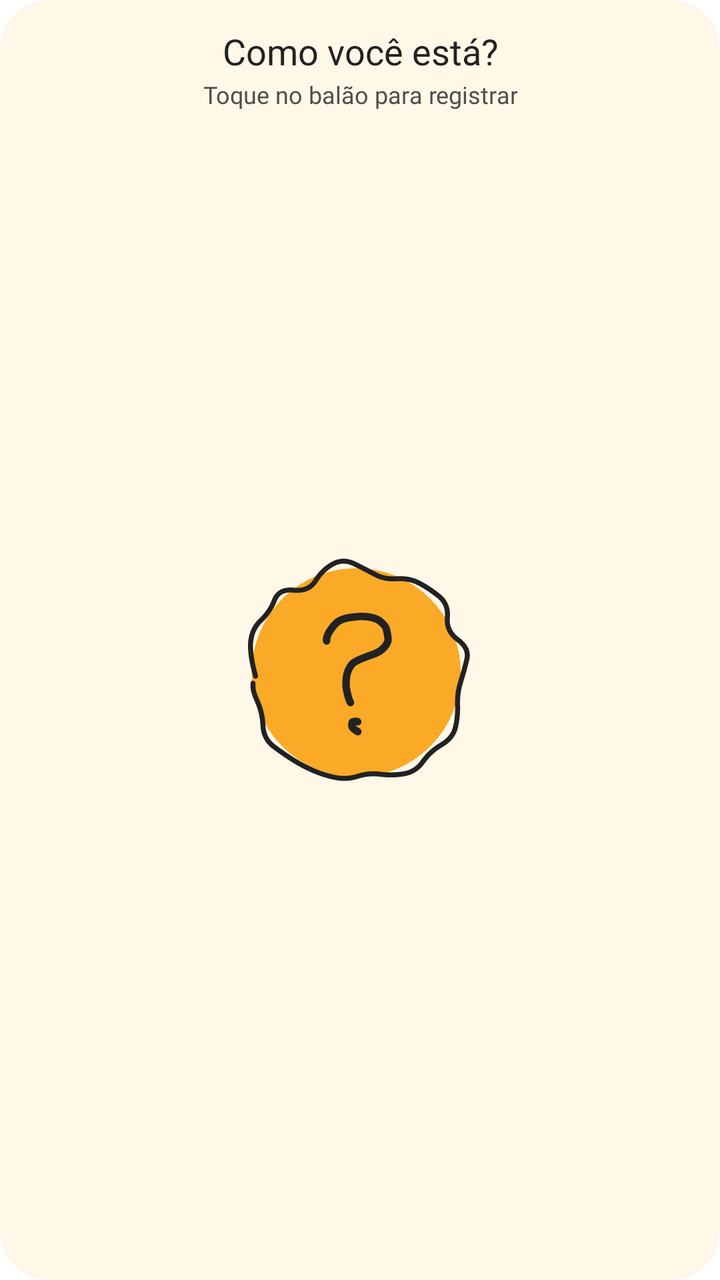
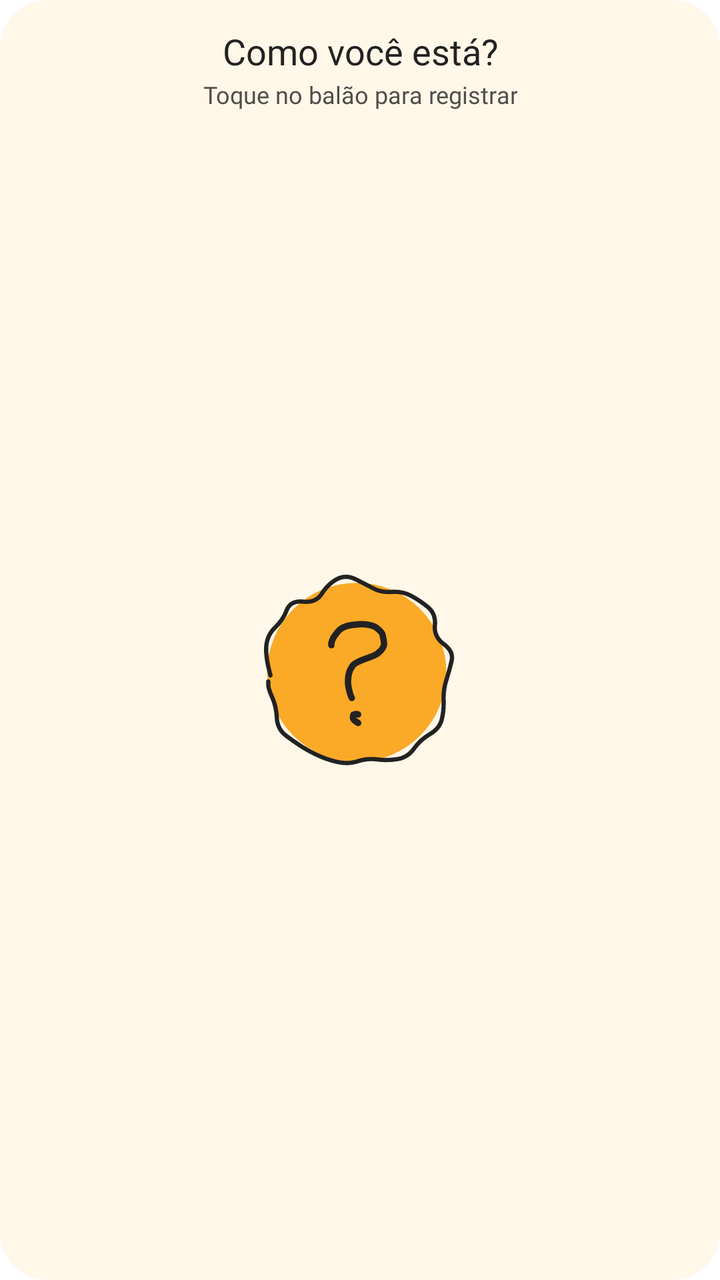

An Android layout rendered at two revisions. The XML below is the earlier revision; the diff shows what the commit changed to produce the second picture.
<!-- AndroidManifest.xml: fallback theme Theme.MaterialComponents.DayNight.NoActionBar -->
<!-- res/layout/consi_widget_grande.xml -->
<?xml version="1.0" encoding="utf-8"?>
<FrameLayout xmlns:android="http://schemas.android.com/apk/res/android"
  android:id="@android:id/background"
  android:layout_width="match_parent"
  android:layout_height="match_parent"
  android:background="@drawable/consi_widget_fundo"
  android:clipToOutline="true"
  android:padding="16dp">
  <LinearLayout android:id="@+id/inicio" android:layout_width="match_parent" android:layout_height="match_parent" android:orientation="vertical" android:gravity="center_horizontal">
    <TextView android:id="@+id/inicio_titulo" android:layout_width="wrap_content" android:layout_height="wrap_content" android:fontFamily="@font/consi_widget_flare_semibold" android:textSize="18sp" android:textColor="@color/consi_widget_texto" android:includeFontPadding="false" android:maxLines="1" android:ellipsize="end" android:gravity="center" android:text="Como você está?"/>
    <TextView android:id="@+id/inicio_dica" android:layout_width="wrap_content" android:layout_height="wrap_content" android:fontFamily="@font/consi_widget_sans_book" android:textSize="12sp" android:textColor="@color/consi_widget_texto_2" android:includeFontPadding="false" android:maxLines="1" android:ellipsize="end" android:gravity="center" android:layout_marginTop="4dp" android:text="Toque no balão para registrar"/>
    <FrameLayout android:layout_width="match_parent" android:layout_height="0dp" android:layout_weight="1" android:layout_marginTop="12dp" android:layout_marginBottom="12dp">
      <ImageView android:id="@+id/inicio_balao" android:layout_width="112dp" android:layout_height="112dp" android:scaleType="fitCenter" android:src="@drawable/consi_emocao_vazio" android:layout_gravity="center" android:contentDescription="Registrar uma emoção"/>
    </FrameLayout>
    <LinearLayout android:id="@+id/etiquetas_1" android:layout_width="wrap_content" android:layout_height="wrap_content" android:orientation="horizontal" android:gravity="center">
      <LinearLayout android:id="@+id/p0" android:layout_width="wrap_content" android:layout_height="28dp" android:orientation="horizontal" android:gravity="center_vertical" android:paddingStart="8dp" android:paddingEnd="12dp" android:background="@drawable/consi_widget_etiqueta" android:visibility="gone" >
        <ImageView android:id="@+id/p0_balao" android:layout_width="16dp" android:layout_height="16dp" android:scaleType="fitCenter" android:src="@drawable/consi_emocao_vazio" android:layout_marginEnd="6dp" android:importantForAccessibility="no"/>
        <TextView android:id="@+id/p0_texto" android:layout_width="wrap_content" android:layout_height="wrap_content" android:fontFamily="@font/consi_widget_sans_medium" android:textSize="14sp" android:textColor="@color/consi_widget_texto" android:includeFontPadding="false" android:maxLines="1" android:ellipsize="end" android:gravity="center" />
      </LinearLayout>
      <LinearLayout android:id="@+id/p1" android:layout_width="wrap_content" android:layout_height="28dp" android:orientation="horizontal" android:gravity="center_vertical" android:paddingStart="8dp" android:paddingEnd="12dp" android:background="@drawable/consi_widget_etiqueta" android:visibility="gone" android:layout_marginStart="8dp">
        <ImageView android:id="@+id/p1_balao" android:layout_width="16dp" android:layout_height="16dp" android:scaleType="fitCenter" android:src="@drawable/consi_emocao_vazio" android:layout_marginEnd="6dp" android:importantForAccessibility="no"/>
        <TextView android:id="@+id/p1_texto" android:layout_width="wrap_content" android:layout_height="wrap_content" android:fontFamily="@font/consi_widget_sans_medium" android:textSize="14sp" android:textColor="@color/consi_widget_texto" android:includeFontPadding="false" android:maxLines="1" android:ellipsize="end" android:gravity="center" />
      </LinearLayout>
    </LinearLayout>
    <LinearLayout android:id="@+id/etiquetas_2" android:layout_width="wrap_content" android:layout_height="wrap_content" android:layout_marginTop="8dp" android:orientation="horizontal" android:gravity="center">
      <LinearLayout android:id="@+id/p2" android:layout_width="wrap_content" android:layout_height="28dp" android:orientation="horizontal" android:gravity="center_vertical" android:paddingStart="8dp" android:paddingEnd="12dp" android:background="@drawable/consi_widget_etiqueta" android:visibility="gone" >
        <ImageView android:id="@+id/p2_balao" android:layout_width="16dp" android:layout_height="16dp" android:scaleType="fitCenter" android:src="@drawable/consi_emocao_vazio" android:layout_marginEnd="6dp" android:importantForAccessibility="no"/>
        <TextView android:id="@+id/p2_texto" android:layout_width="wrap_content" android:layout_height="wrap_content" android:fontFamily="@font/consi_widget_sans_medium" android:textSize="14sp" android:textColor="@color/consi_widget_texto" android:includeFontPadding="false" android:maxLines="1" android:ellipsize="end" android:gravity="center" />
      </LinearLayout>
    </LinearLayout>
  </LinearLayout>
  <LinearLayout android:id="@+id/escolha" android:layout_width="match_parent" android:layout_height="match_parent" android:orientation="vertical" android:visibility="gone">
    <LinearLayout android:layout_width="match_parent" android:layout_height="wrap_content" android:orientation="horizontal" android:gravity="center_vertical">
      <TextView android:id="@+id/escolha_titulo" android:layout_height="wrap_content" android:fontFamily="@font/consi_widget_flare_semibold" android:textSize="18sp" android:textColor="@color/consi_widget_texto" android:includeFontPadding="false" android:maxLines="1" android:ellipsize="end" android:layout_width="0dp" android:layout_weight="1" android:gravity="start" android:text="Como você está agora?"/>
      <ImageView android:id="@+id/fechar" android:layout_width="40dp" android:layout_height="40dp" android:padding="8dp" android:src="@drawable/consi_widget_fechar" android:contentDescription="Voltar" />
    </LinearLayout>
    <FrameLayout android:layout_width="match_parent" android:layout_height="0dp" android:layout_weight="1" android:layout_marginTop="8dp">
      <FrameLayout android:layout_width="300dp" android:layout_height="250dp" android:layout_gravity="center">
        <ImageView android:id="@+id/e0" android:layout_width="44dp" android:layout_height="44dp" android:scaleType="fitCenter" android:src="@drawable/consi_emocao_vazio" android:layout_gravity="top|start" android:layout_marginStart="153dp" android:layout_marginTop="0dp"/>
        <ImageView android:id="@+id/e1" android:layout_width="44dp" android:layout_height="44dp" android:scaleType="fitCenter" android:src="@drawable/consi_emocao_vazio" android:layout_gravity="top|start" android:layout_marginStart="238dp" android:layout_marginTop="29dp"/>
        <ImageView android:id="@+id/e2" android:layout_width="44dp" android:layout_height="44dp" android:scaleType="fitCenter" android:src="@drawable/consi_emocao_vazio" android:layout_gravity="top|start" android:layout_marginStart="80dp" android:layout_marginTop="35dp"/>
        <ImageView android:id="@+id/e3" android:layout_width="44dp" android:layout_height="44dp" android:scaleType="fitCenter" android:src="@drawable/consi_emocao_vazio" android:layout_gravity="top|start" android:layout_marginStart="1dp" android:layout_marginTop="58dp"/>
        <ImageView android:id="@+id/e4" android:layout_width="44dp" android:layout_height="44dp" android:scaleType="fitCenter" android:src="@drawable/consi_emocao_vazio" android:layout_gravity="top|start" android:layout_marginStart="159dp" android:layout_marginTop="60dp"/>
        <ImageView android:id="@+id/e5" android:layout_width="44dp" android:layout_height="44dp" android:scaleType="fitCenter" android:src="@drawable/consi_emocao_vazio" android:layout_gravity="top|start" android:layout_marginStart="248dp" android:layout_marginTop="89dp"/>
        <ImageView android:id="@+id/e6" android:layout_width="44dp" android:layout_height="44dp" android:scaleType="fitCenter" android:src="@drawable/consi_emocao_vazio" android:layout_gravity="top|start" android:layout_marginStart="89dp" android:layout_marginTop="95dp"/>
        <ImageView android:id="@+id/e7" android:layout_width="44dp" android:layout_height="44dp" android:scaleType="fitCenter" android:src="@drawable/consi_emocao_vazio" android:layout_gravity="top|start" android:layout_marginStart="0dp" android:layout_marginTop="114dp"/>
        <ImageView android:id="@+id/e8" android:layout_width="44dp" android:layout_height="44dp" android:scaleType="fitCenter" android:src="@drawable/consi_emocao_vazio" android:layout_gravity="top|start" android:layout_marginStart="164dp" android:layout_marginTop="140dp"/>
        <ImageView android:id="@+id/e9" android:layout_width="44dp" android:layout_height="44dp" android:scaleType="fitCenter" android:src="@drawable/consi_emocao_vazio" android:layout_gravity="top|start" android:layout_marginStart="256dp" android:layout_marginTop="143dp"/>
        <ImageView android:id="@+id/e10" android:layout_width="44dp" android:layout_height="44dp" android:scaleType="fitCenter" android:src="@drawable/consi_emocao_vazio" android:layout_gravity="top|start" android:layout_marginStart="63dp" android:layout_marginTop="155dp"/>
        <ImageView android:id="@+id/e11" android:layout_width="44dp" android:layout_height="44dp" android:scaleType="fitCenter" android:src="@drawable/consi_emocao_vazio" android:layout_gravity="top|start" android:layout_marginStart="15dp" android:layout_marginTop="197dp"/>
        <ImageView android:id="@+id/e12" android:layout_width="44dp" android:layout_height="44dp" android:scaleType="fitCenter" android:src="@drawable/consi_emocao_vazio" android:layout_gravity="top|start" android:layout_marginStart="251dp" android:layout_marginTop="197dp"/>
        <ImageView android:id="@+id/e13" android:layout_width="44dp" android:layout_height="44dp" android:scaleType="fitCenter" android:src="@drawable/consi_emocao_vazio" android:layout_gravity="top|start" android:layout_marginStart="147dp" android:layout_marginTop="206dp"/>
      </FrameLayout>
    </FrameLayout>
  </LinearLayout>
  <LinearLayout android:id="@+id/confirmar" android:layout_width="match_parent" android:layout_height="match_parent" android:orientation="vertical" android:visibility="gone">
    <LinearLayout android:layout_width="match_parent" android:layout_height="0dp" android:layout_weight="1" android:orientation="vertical" android:gravity="center">
      <ImageView android:id="@+id/confirmar_balao" android:layout_width="120dp" android:layout_height="120dp" android:scaleType="fitCenter" android:src="@drawable/consi_emocao_vazio" />
      <TextView android:id="@+id/confirmar_nome" android:layout_width="wrap_content" android:layout_height="wrap_content" android:fontFamily="@font/consi_widget_flare_semibold" android:textSize="18sp" android:textColor="@color/consi_widget_texto" android:includeFontPadding="false" android:maxLines="1" android:ellipsize="end" android:gravity="center" android:layout_marginTop="8dp"/>
      <TextView android:id="@+id/confirmar_pergunta" android:layout_width="wrap_content" android:layout_height="wrap_content" android:fontFamily="@font/consi_widget_sans_book" android:textSize="14sp" android:textColor="@color/consi_widget_texto_2" android:includeFontPadding="false" android:maxLines="1" android:ellipsize="end" android:gravity="center" android:layout_marginTop="4dp" android:text="Registrar essa emoção agora?"/>
    </LinearLayout>
    <LinearLayout android:layout_width="match_parent" android:layout_height="wrap_content" android:layout_marginTop="16dp" android:orientation="horizontal">
      <LinearLayout android:id="@+id/confirmar_voltar" android:layout_width="0dp" android:layout_height="48dp" android:orientation="horizontal" android:gravity="center" android:paddingStart="16dp" android:paddingEnd="16dp" android:background="@drawable/consi_widget_botao_secundario" android:layout_weight="1">
        <TextView android:id="@+id/confirmar_voltar_rotulo" android:layout_width="wrap_content" android:layout_height="wrap_content" android:fontFamily="@font/consi_widget_sans_medium" android:textSize="14sp" android:textColor="@color/consi_widget_texto" android:includeFontPadding="false" android:maxLines="1" android:ellipsize="end" android:gravity="center" android:text="Escolher outra"/>
      </LinearLayout>
      <LinearLayout android:id="@+id/confirmar_sim" android:layout_width="0dp" android:layout_height="48dp" android:orientation="horizontal" android:gravity="center" android:paddingStart="16dp" android:paddingEnd="16dp" android:background="@drawable/consi_widget_botao_primario" android:layout_weight="1" android:layout_marginStart="8dp">
        <TextView android:id="@+id/confirmar_sim_rotulo" android:layout_width="wrap_content" android:layout_height="wrap_content" android:fontFamily="@font/consi_widget_sans_medium" android:textSize="14sp" android:textColor="@color/consi_widget_botao_texto" android:includeFontPadding="false" android:maxLines="1" android:ellipsize="end" android:gravity="center" android:text="Registrar"/>
      </LinearLayout>
    </LinearLayout>
  </LinearLayout>
</FrameLayout>
<!-- resources referenced by this layout -->
<resources>
  <color name="consi_widget_botao_texto">#161616</color>
  <color name="consi_widget_texto">#222222</color>
  <color name="consi_widget_texto_2">#4D4D4B</color>
  <!-- drawable consi_emocao_vazio: vector/xml drawable (drawable, 8574 chars, omitted) -->
  <!-- drawable consi_widget_botao_primario (drawable) -->
  <?xml version="1.0" encoding="utf-8"?>
  <shape xmlns:android="http://schemas.android.com/apk/res/android" android:shape="rectangle">
    
    <solid android:color="@color/consi_widget_botao" />
    <corners android:radius="999dp" />
  </shape>
  <!-- drawable consi_widget_botao_secundario (drawable) -->
  <?xml version="1.0" encoding="utf-8"?>
  <shape xmlns:android="http://schemas.android.com/apk/res/android" android:shape="rectangle">
    
    <solid android:color="@android:color/transparent" />
    <stroke android:width="1dp" android:color="@color/consi_widget_borda" />
    <corners android:radius="999dp" />
  </shape>
  <!-- drawable consi_widget_etiqueta (drawable) -->
  <?xml version="1.0" encoding="utf-8"?>
  <shape xmlns:android="http://schemas.android.com/apk/res/android" android:shape="rectangle">
    
    <solid android:color="@color/consi_widget_selecionado" />
    <corners android:radius="999dp" />
  </shape>
  <!-- drawable consi_widget_fechar (drawable) -->
  <?xml version="1.0" encoding="utf-8"?>
  <vector xmlns:android="http://schemas.android.com/apk/res/android"
    android:width="24dp"
    android:height="24dp"
    android:viewportWidth="24"
    android:viewportHeight="24">
    <path
      android:pathData="M6,6 L18,18 M18,6 L6,18"
      android:strokeColor="@color/consi_widget_texto"
      android:strokeWidth="2"
      android:strokeLineCap="round" />
  </vector>
  <!-- drawable consi_widget_fundo (drawable) -->
  <?xml version="1.0" encoding="utf-8"?>
  <shape xmlns:android="http://schemas.android.com/apk/res/android" android:shape="rectangle">
    <solid android:color="@color/consi_widget_fundo" />
    <corners android:radius="24dp" />
  </shape>
  <color name="consi_widget_botao">#FAAA27</color>
  <color name="consi_widget_borda">#AB6A0A</color>
  <color name="consi_widget_selecionado">#FDDB94</color>
  <color name="consi_widget_fundo">#FFF7E8</color>
</resources>

<!-- the commit's change to res/layout/consi_widget_grande.xml (unified diff, before → after) -->
@@ -10,7 +10,7 @@
     <TextView android:id="@+id/inicio_titulo" android:layout_width="wrap_content" android:layout_height="wrap_content" android:fontFamily="@font/consi_widget_flare_semibold" android:textSize="18sp" android:textColor="@color/consi_widget_texto" android:includeFontPadding="false" android:maxLines="1" android:ellipsize="end" android:gravity="center" android:text="Como você está?"/>
     <TextView android:id="@+id/inicio_dica" android:layout_width="wrap_content" android:layout_height="wrap_content" android:fontFamily="@font/consi_widget_sans_book" android:textSize="12sp" android:textColor="@color/consi_widget_texto_2" android:includeFontPadding="false" android:maxLines="1" android:ellipsize="end" android:gravity="center" android:layout_marginTop="4dp" android:text="Toque no balão para registrar"/>
     <FrameLayout android:layout_width="match_parent" android:layout_height="0dp" android:layout_weight="1" android:layout_marginTop="12dp" android:layout_marginBottom="12dp">
-      <ImageView android:id="@+id/inicio_balao" android:layout_width="112dp" android:layout_height="112dp" android:scaleType="fitCenter" android:src="@drawable/consi_emocao_vazio" android:layout_gravity="center" android:contentDescription="Registrar uma emoção"/>
+      <ImageView android:id="@+id/inicio_balao" android:layout_width="96dp" android:layout_height="96dp" android:scaleType="fitCenter" android:src="@drawable/consi_emocao_vazio" android:layout_gravity="center" android:contentDescription="Registrar uma emoção"/>
     </FrameLayout>
     <LinearLayout android:id="@+id/etiquetas_1" android:layout_width="wrap_content" android:layout_height="wrap_content" android:orientation="horizontal" android:gravity="center">
       <LinearLayout android:id="@+id/p0" android:layout_width="wrap_content" android:layout_height="28dp" android:orientation="horizontal" android:gravity="center_vertical" android:paddingStart="8dp" android:paddingEnd="12dp" android:background="@drawable/consi_widget_etiqueta" android:visibility="gone" >
@@ -30,40 +30,40 @@
     </LinearLayout>
   </LinearLayout>
   <LinearLayout android:id="@+id/escolha" android:layout_width="match_parent" android:layout_height="match_parent" android:orientation="vertical" android:visibility="gone">
-    <LinearLayout android:layout_width="match_parent" android:layout_height="wrap_content" android:orientation="horizontal" android:gravity="center_vertical">
+    <LinearLayout android:layout_width="match_parent" android:layout_height="40dp" android:orientation="horizontal" android:gravity="center_vertical">
       <TextView android:id="@+id/escolha_titulo" android:layout_height="wrap_content" android:fontFamily="@font/consi_widget_flare_semibold" android:textSize="18sp" android:textColor="@color/consi_widget_texto" android:includeFontPadding="false" android:maxLines="1" android:ellipsize="end" android:layout_width="0dp" android:layout_weight="1" android:gravity="start" android:text="Como você está agora?"/>
       <ImageView android:id="@+id/fechar" android:layout_width="40dp" android:layout_height="40dp" android:padding="8dp" android:src="@drawable/consi_widget_fechar" android:contentDescription="Voltar" />
     </LinearLayout>
-    <FrameLayout android:layout_width="match_parent" android:layout_height="0dp" android:layout_weight="1" android:layout_marginTop="8dp">
-      <FrameLayout android:layout_width="300dp" android:layout_height="250dp" android:layout_gravity="center">
-        <ImageView android:id="@+id/e0" android:layout_width="44dp" android:layout_height="44dp" android:scaleType="fitCenter" android:src="@drawable/consi_emocao_vazio" android:layout_gravity="top|start" android:layout_marginStart="153dp" android:layout_marginTop="0dp"/>
-        <ImageView android:id="@+id/e1" android:layout_width="44dp" android:layout_height="44dp" android:scaleType="fitCenter" android:src="@drawable/consi_emocao_vazio" android:layout_gravity="top|start" android:layout_marginStart="238dp" android:layout_marginTop="29dp"/>
-        <ImageView android:id="@+id/e2" android:layout_width="44dp" android:layout_height="44dp" android:scaleType="fitCenter" android:src="@drawable/consi_emocao_vazio" android:layout_gravity="top|start" android:layout_marginStart="80dp" android:layout_marginTop="35dp"/>
-        <ImageView android:id="@+id/e3" android:layout_width="44dp" android:layout_height="44dp" android:scaleType="fitCenter" android:src="@drawable/consi_emocao_vazio" android:layout_gravity="top|start" android:layout_marginStart="1dp" android:layout_marginTop="58dp"/>
-        <ImageView android:id="@+id/e4" android:layout_width="44dp" android:layout_height="44dp" android:scaleType="fitCenter" android:src="@drawable/consi_emocao_vazio" android:layout_gravity="top|start" android:layout_marginStart="159dp" android:layout_marginTop="60dp"/>
-        <ImageView android:id="@+id/e5" android:layout_width="44dp" android:layout_height="44dp" android:scaleType="fitCenter" android:src="@drawable/consi_emocao_vazio" android:layout_gravity="top|start" android:layout_marginStart="248dp" android:layout_marginTop="89dp"/>
-        <ImageView android:id="@+id/e6" android:layout_width="44dp" android:layout_height="44dp" android:scaleType="fitCenter" android:src="@drawable/consi_emocao_vazio" android:layout_gravity="top|start" android:layout_marginStart="89dp" android:layout_marginTop="95dp"/>
-        <ImageView android:id="@+id/e7" android:layout_width="44dp" android:layout_height="44dp" android:scaleType="fitCenter" android:src="@drawable/consi_emocao_vazio" android:layout_gravity="top|start" android:layout_marginStart="0dp" android:layout_marginTop="114dp"/>
-        <ImageView android:id="@+id/e8" android:layout_width="44dp" android:layout_height="44dp" android:scaleType="fitCenter" android:src="@drawable/consi_emocao_vazio" android:layout_gravity="top|start" android:layout_marginStart="164dp" android:layout_marginTop="140dp"/>
-        <ImageView android:id="@+id/e9" android:layout_width="44dp" android:layout_height="44dp" android:scaleType="fitCenter" android:src="@drawable/consi_emocao_vazio" android:layout_gravity="top|start" android:layout_marginStart="256dp" android:layout_marginTop="143dp"/>
-        <ImageView android:id="@+id/e10" android:layout_width="44dp" android:layout_height="44dp" android:scaleType="fitCenter" android:src="@drawable/consi_emocao_vazio" android:layout_gravity="top|start" android:layout_marginStart="63dp" android:layout_marginTop="155dp"/>
-        <ImageView android:id="@+id/e11" android:layout_width="44dp" android:layout_height="44dp" android:scaleType="fitCenter" android:src="@drawable/consi_emocao_vazio" android:layout_gravity="top|start" android:layout_marginStart="15dp" android:layout_marginTop="197dp"/>
-        <ImageView android:id="@+id/e12" android:layout_width="44dp" android:layout_height="44dp" android:scaleType="fitCenter" android:src="@drawable/consi_emocao_vazio" android:layout_gravity="top|start" android:layout_marginStart="251dp" android:layout_marginTop="197dp"/>
-        <ImageView android:id="@+id/e13" android:layout_width="44dp" android:layout_height="44dp" android:scaleType="fitCenter" android:src="@drawable/consi_emocao_vazio" android:layout_gravity="top|start" android:layout_marginStart="147dp" android:layout_marginTop="206dp"/>
+    <FrameLayout android:id="@+id/escolha_area" android:layout_width="match_parent" android:layout_height="0dp" android:layout_weight="1" android:layout_marginTop="8dp">
+      <FrameLayout android:id="@+id/escolha_nuvem" android:layout_width="240dp" android:layout_height="180dp" android:layout_gravity="center">
+        <ImageView android:id="@+id/e0" android:layout_width="36dp" android:layout_height="36dp" android:scaleType="fitCenter" android:src="@drawable/consi_emocao_vazio" android:layout_gravity="top|start" android:layout_marginStart="122dp" android:layout_marginTop="0dp"/>
+        <ImageView android:id="@+id/e1" android:layout_width="36dp" android:layout_height="36dp" android:scaleType="fitCenter" android:src="@drawable/consi_emocao_vazio" android:layout_gravity="top|start" android:layout_marginStart="190dp" android:layout_marginTop="20dp"/>
+        <ImageView android:id="@+id/e2" android:layout_width="36dp" android:layout_height="36dp" android:scaleType="fitCenter" android:src="@drawable/consi_emocao_vazio" android:layout_gravity="top|start" android:layout_marginStart="64dp" android:layout_marginTop="24dp"/>
+        <ImageView android:id="@+id/e3" android:layout_width="36dp" android:layout_height="36dp" android:scaleType="fitCenter" android:src="@drawable/consi_emocao_vazio" android:layout_gravity="top|start" android:layout_marginStart="1dp" android:layout_marginTop="40dp"/>
+        <ImageView android:id="@+id/e4" android:layout_width="36dp" android:layout_height="36dp" android:scaleType="fitCenter" android:src="@drawable/consi_emocao_vazio" android:layout_gravity="top|start" android:layout_marginStart="127dp" android:layout_marginTop="42dp"/>
+        <ImageView android:id="@+id/e5" android:layout_width="36dp" android:layout_height="36dp" android:scaleType="fitCenter" android:src="@drawable/consi_emocao_vazio" android:layout_gravity="top|start" android:layout_marginStart="197dp" android:layout_marginTop="62dp"/>
+        <ImageView android:id="@+id/e6" android:layout_width="36dp" android:layout_height="36dp" android:scaleType="fitCenter" android:src="@drawable/consi_emocao_vazio" android:layout_gravity="top|start" android:layout_marginStart="71dp" android:layout_marginTop="66dp"/>
+        <ImageView android:id="@+id/e7" android:layout_width="36dp" android:layout_height="36dp" android:scaleType="fitCenter" android:src="@drawable/consi_emocao_vazio" android:layout_gravity="top|start" android:layout_marginStart="0dp" android:layout_marginTop="79dp"/>
+        <ImageView android:id="@+id/e8" android:layout_width="36dp" android:layout_height="36dp" android:scaleType="fitCenter" android:src="@drawable/consi_emocao_vazio" android:layout_gravity="top|start" android:layout_marginStart="131dp" android:layout_marginTop="98dp"/>
+        <ImageView android:id="@+id/e9" android:layout_width="36dp" android:layout_height="36dp" android:scaleType="fitCenter" android:src="@drawable/consi_emocao_vazio" android:layout_gravity="top|start" android:layout_marginStart="204dp" android:layout_marginTop="100dp"/>
+        <ImageView android:id="@+id/e10" android:layout_width="36dp" android:layout_height="36dp" android:scaleType="fitCenter" android:src="@drawable/consi_emocao_vazio" android:layout_gravity="top|start" android:layout_marginStart="50dp" android:layout_marginTop="108dp"/>
+        <ImageView android:id="@+id/e11" android:layout_width="36dp" android:layout_height="36dp" android:scaleType="fitCenter" android:src="@drawable/consi_emocao_vazio" android:layout_gravity="top|start" android:layout_marginStart="12dp" android:layout_marginTop="137dp"/>
+        <ImageView android:id="@+id/e12" android:layout_width="36dp" android:layout_height="36dp" android:scaleType="fitCenter" android:src="@drawable/consi_emocao_vazio" android:layout_gravity="top|start" android:layout_marginStart="200dp" android:layout_marginTop="138dp"/>
+        <ImageView android:id="@+id/e13" android:layout_width="36dp" android:layout_height="36dp" android:scaleType="fitCenter" android:src="@drawable/consi_emocao_vazio" android:layout_gravity="top|start" android:layout_marginStart="117dp" android:layout_marginTop="144dp"/>
       </FrameLayout>
     </FrameLayout>
   </LinearLayout>
   <LinearLayout android:id="@+id/confirmar" android:layout_width="match_parent" android:layout_height="match_parent" android:orientation="vertical" android:visibility="gone">
     <LinearLayout android:layout_width="match_parent" android:layout_height="0dp" android:layout_weight="1" android:orientation="vertical" android:gravity="center">
-      <ImageView android:id="@+id/confirmar_balao" android:layout_width="120dp" android:layout_height="120dp" android:scaleType="fitCenter" android:src="@drawable/consi_emocao_vazio" />
+      <ImageView android:id="@+id/confirmar_balao" android:layout_width="104dp" android:layout_height="104dp" android:scaleType="fitCenter" android:src="@drawable/consi_emocao_vazio" />
       <TextView android:id="@+id/confirmar_nome" android:layout_width="wrap_content" android:layout_height="wrap_content" android:fontFamily="@font/consi_widget_flare_semibold" android:textSize="18sp" android:textColor="@color/consi_widget_texto" android:includeFontPadding="false" android:maxLines="1" android:ellipsize="end" android:gravity="center" android:layout_marginTop="8dp"/>
       <TextView android:id="@+id/confirmar_pergunta" android:layout_width="wrap_content" android:layout_height="wrap_content" android:fontFamily="@font/consi_widget_sans_book" android:textSize="14sp" android:textColor="@color/consi_widget_texto_2" android:includeFontPadding="false" android:maxLines="1" android:ellipsize="end" android:gravity="center" android:layout_marginTop="4dp" android:text="Registrar essa emoção agora?"/>
     </LinearLayout>
     <LinearLayout android:layout_width="match_parent" android:layout_height="wrap_content" android:layout_marginTop="16dp" android:orientation="horizontal">
-      <LinearLayout android:id="@+id/confirmar_voltar" android:layout_width="0dp" android:layout_height="48dp" android:orientation="horizontal" android:gravity="center" android:paddingStart="16dp" android:paddingEnd="16dp" android:background="@drawable/consi_widget_botao_secundario" android:layout_weight="1">
+      <LinearLayout android:id="@+id/confirmar_voltar" android:layout_width="0dp" android:layout_height="44dp" android:orientation="horizontal" android:gravity="center" android:paddingStart="16dp" android:paddingEnd="16dp" android:background="@drawable/consi_widget_botao_secundario" android:layout_weight="1">
         <TextView android:id="@+id/confirmar_voltar_rotulo" android:layout_width="wrap_content" android:layout_height="wrap_content" android:fontFamily="@font/consi_widget_sans_medium" android:textSize="14sp" android:textColor="@color/consi_widget_texto" android:includeFontPadding="false" android:maxLines="1" android:ellipsize="end" android:gravity="center" android:text="Escolher outra"/>
       </LinearLayout>
-      <LinearLayout android:id="@+id/confirmar_sim" android:layout_width="0dp" android:layout_height="48dp" android:orientation="horizontal" android:gravity="center" android:paddingStart="16dp" android:paddingEnd="16dp" android:background="@drawable/consi_widget_botao_primario" android:layout_weight="1" android:layout_marginStart="8dp">
+      <LinearLayout android:id="@+id/confirmar_sim" android:layout_width="0dp" android:layout_height="44dp" android:orientation="horizontal" android:gravity="center" android:paddingStart="16dp" android:paddingEnd="16dp" android:background="@drawable/consi_widget_botao_primario" android:layout_weight="1" android:layout_marginStart="8dp">
         <TextView android:id="@+id/confirmar_sim_rotulo" android:layout_width="wrap_content" android:layout_height="wrap_content" android:fontFamily="@font/consi_widget_sans_medium" android:textSize="14sp" android:textColor="@color/consi_widget_botao_texto" android:includeFontPadding="false" android:maxLines="1" android:ellipsize="end" android:gravity="center" android:text="Registrar"/>
       </LinearLayout>
     </LinearLayout>
